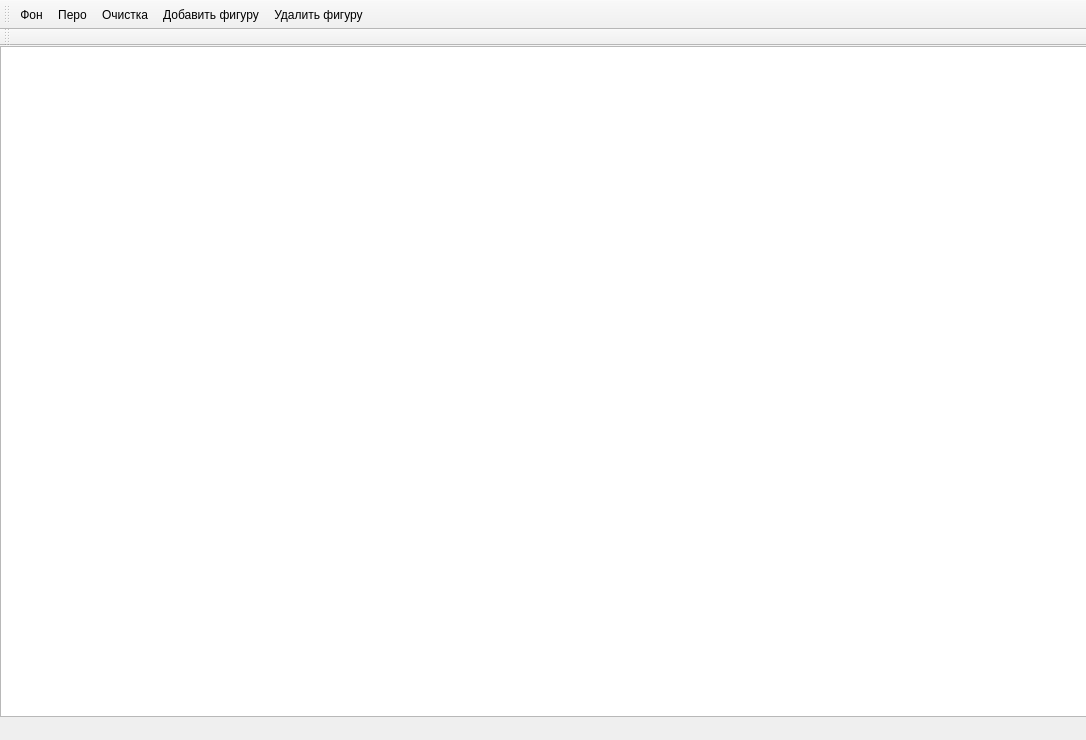
danyowoj/TTE, file Lab_5/graphicseditor.ui: the form before one commit.
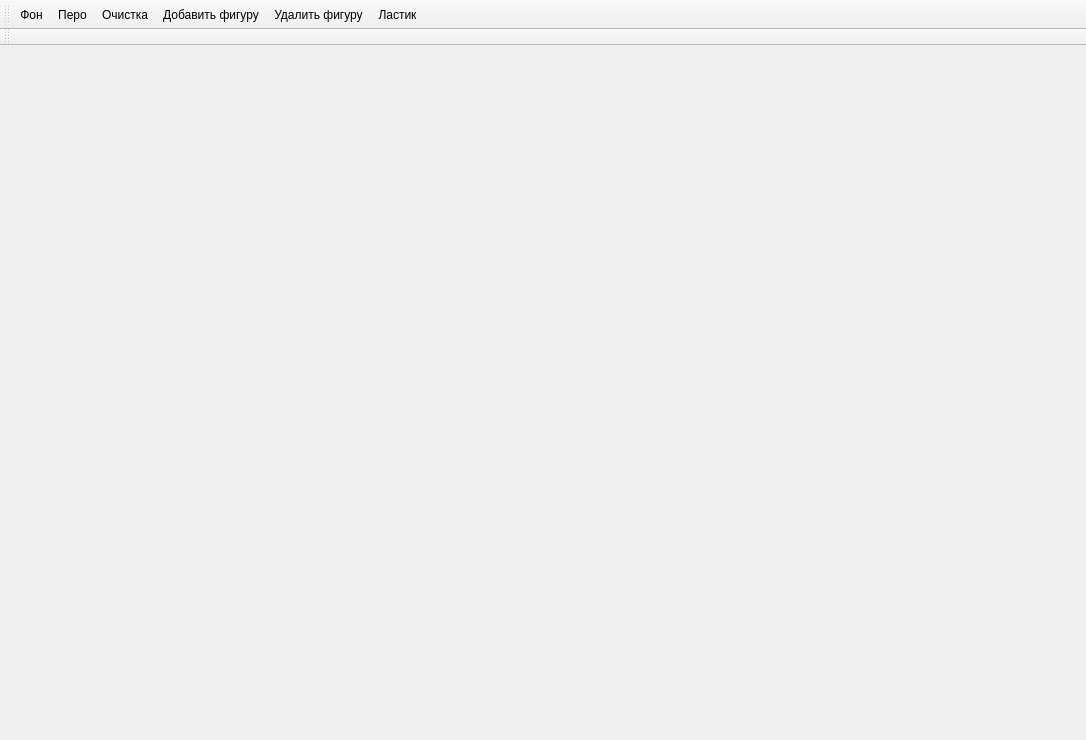
The form after the commit.

The edit to the form file:
```diff
--- a/Lab_5/graphicseditor.ui
+++ b/Lab_5/graphicseditor.ui
@@ -13,18 +13,7 @@
   <property name="windowTitle">
    <string>MainWindow</string>
   </property>
-  <widget class="QWidget" name="centralwidget">
-   <widget class="QGraphicsView" name="graphicsView">
-    <property name="geometry">
-     <rect>
-      <x>0</x>
-      <y>0</y>
-      <width>1091</width>
-      <height>671</height>
-     </rect>
-    </property>
-   </widget>
-  </widget>
+  <widget class="QWidget" name="centralwidget"/>
   <widget class="QMenuBar" name="menubar">
    <property name="geometry">
     <rect>
@@ -50,6 +39,7 @@
    <addaction name="Clear"/>
    <addaction name="AddFigure"/>
    <addaction name="DeleteFigure"/>
+   <addaction name="Eraser"/>
   </widget>
   <widget class="QToolBar" name="toolBar_2">
    <property name="windowTitle">
@@ -87,6 +77,11 @@
     <string>Удалить фигуру</string>
    </property>
   </action>
+  <action name="Eraser">
+   <property name="text">
+    <string>Ластик</string>
+   </property>
+  </action>
  </widget>
  <resources/>
  <connections/>
```
